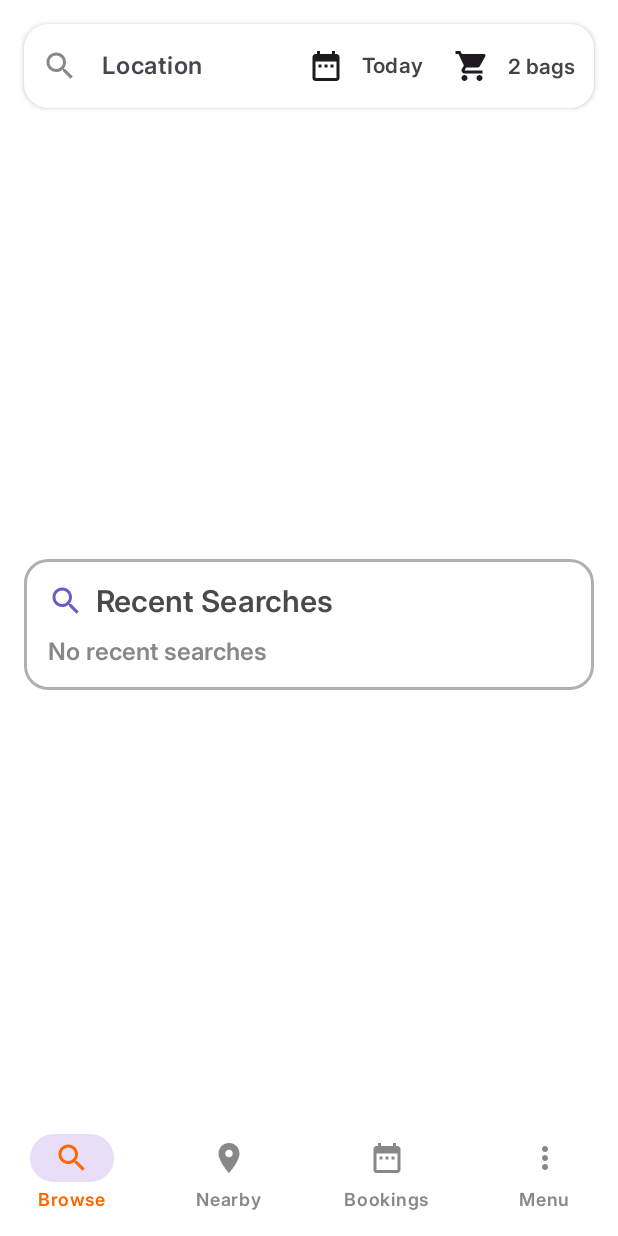
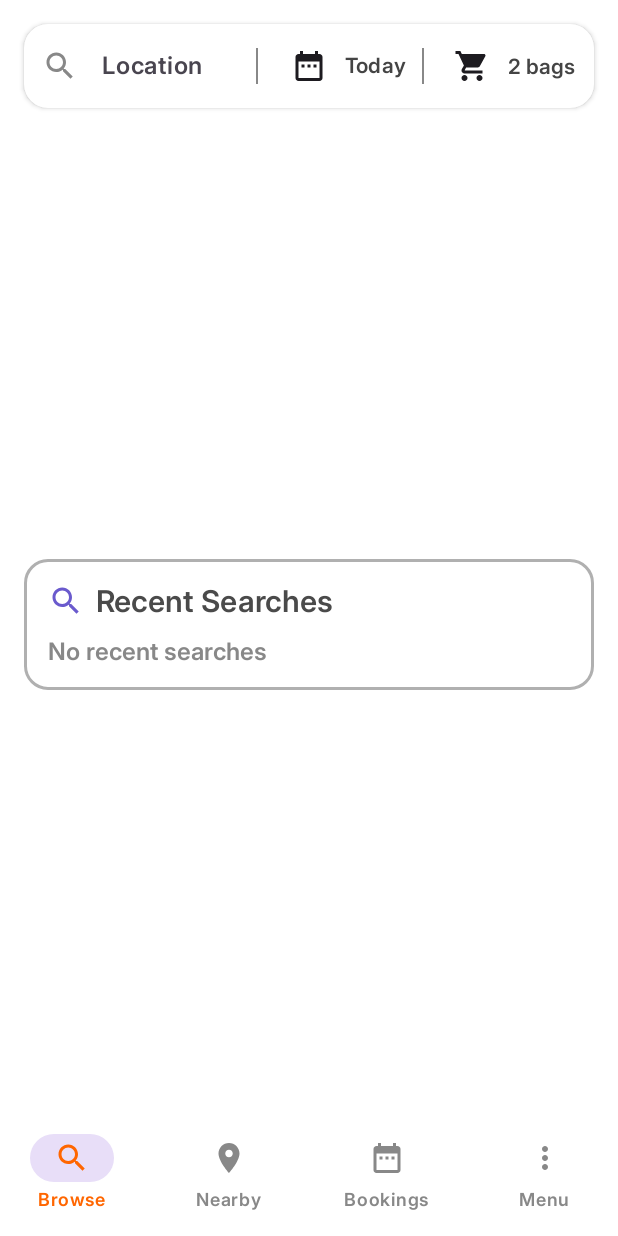
Before and after one commit to ayus-aryal/Join-The-Cause, an Android app built with Jetpack Compose: the @Preview function PreviewMainScreen, on a phone screen of 412 x 824 dp. Run offline under Robolectric (Android 15) with nearby library versions, the phone set to English and light mode, and no system bars.

Commit message:
Three Screens with the required fields.

```diff
--- a/app/src/main/java/com/example/jointhecause/screens/HomeScreen.kt
+++ b/app/src/main/java/com/example/jointhecause/screens/HomeScreen.kt
@@ -99,7 +99,14 @@ fun ModernSearchBar(onSearch: (String) -> Unit) {
                 )
             )
 
-            Spacer(modifier = Modifier.width(8.dp))
+            Divider(
+                color = Color.Gray, // Set line color
+                modifier = Modifier
+                    .height(24.dp) // Adjust height to match text/icons
+                    .width(1.dp) // Thin line
+            )
+
+            Spacer(modifier = Modifier.width(10.dp))
 
             // Date Picker
             IconButton(onClick = { showDatePicker { date = it } }) {
@@ -107,7 +114,16 @@ fun ModernSearchBar(onSearch: (String) -> Unit) {
             }
             Text(text = date, style = MaterialTheme.typography.bodyMedium, fontFamily = customFontFamily, color = Color.DarkGray)
 
-            Spacer(modifier = Modifier.width(8.dp))
+            Spacer(modifier = Modifier.width(10.dp))
+
+            Divider(
+                color = Color.Gray, // Set line color
+                modifier = Modifier
+                    .height(24.dp) // Adjust height to match text/icons
+                    .width(1.dp) // Thin line
+            )
+
+           Spacer(modifier = Modifier.width(8.dp))
 
             // Bags Icon + Text
             IconButton(onClick = { /* Select Bags */ }) {
```
